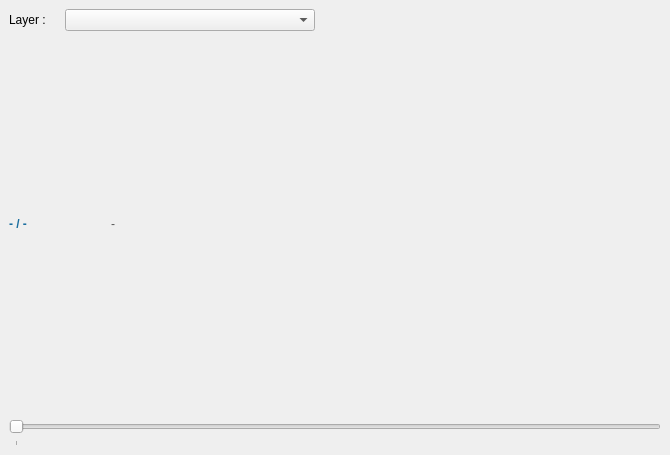
LeoLetellier/PyGdalSAR_Viewer, file ui/pygdalsar_viewer_cube.ui: the form before one commit.
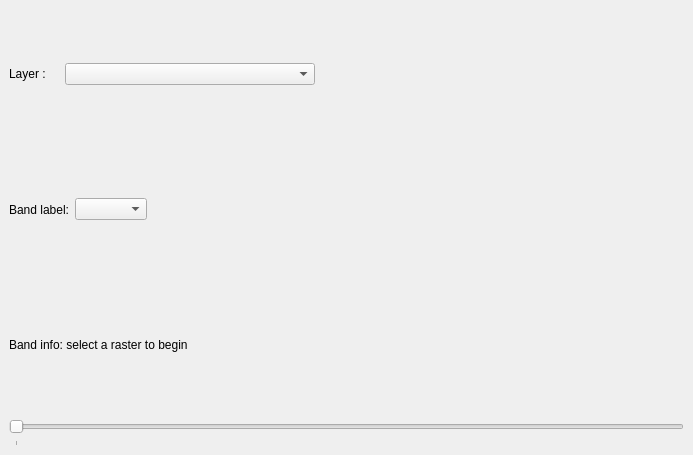
The form after the commit. Custom widgets are drawn as their Qt base class.

Commit message: Feat slight changes to cube view

Diff of the .ui file:
```diff
--- a/ui/pygdalsar_viewer_cube.ui
+++ b/ui/pygdalsar_viewer_cube.ui
@@ -6,7 +6,7 @@
    <rect>
     <x>0</x>
     <y>0</y>
-    <width>670</width>
+    <width>693</width>
     <height>455</height>
    </rect>
   </property>
@@ -15,10 +15,19 @@
   </property>
   <widget class="QWidget" name="rootLayout">
    <layout class="QGridLayout" name="gridLayout">
+    <property name="sizeConstraint">
+     <enum>QLayout::SetMinimumSize</enum>
+    </property>
     <item row="1" column="0">
      <layout class="QVBoxLayout" name="mainLayout">
+      <property name="sizeConstraint">
+       <enum>QLayout::SetDefaultConstraint</enum>
+      </property>
       <item>
        <layout class="QHBoxLayout" name="layerLayout_2">
+        <property name="sizeConstraint">
+         <enum>QLayout::SetDefaultConstraint</enum>
+        </property>
         <item>
          <widget class="QLabel" name="layerLabel">
           <property name="minimumSize">
@@ -58,8 +67,14 @@
             <height>16777215</height>
            </size>
           </property>
+          <property name="toolTip">
+           <string>Select the raster layer</string>
+          </property>
          </widget>
         </item>
+        <item>
+         <layout class="QVBoxLayout" name="verticalLayout"/>
+        </item>
         <item>
          <spacer name="horizontalSpacer">
           <property name="orientation">
@@ -79,44 +94,66 @@
        </layout>
       </item>
       <item>
-       <layout class="QHBoxLayout" name="bandLayout">
+       <layout class="QHBoxLayout" name="horizontalLayout_3">
         <item>
-         <widget class="QLabel" name="bandValueLabel">
-          <property name="minimumSize">
-           <size>
-            <width>50</width>
-            <height>0</height>
-           </size>
-          </property>
-          <property name="styleSheet">
-           <string notr="true">font-weight: bold; color: #1a6e9f;</string>
-          </property>
-          <property name="text">
-           <string>- / -</string>
+         <layout class="QHBoxLayout" name="horizontalLayout_4">
+          <item>
+           <widget class="QLabel" name="label">
+            <property name="text">
+             <string>Band label:</string>
+            </property>
+           </widget>
+          </item>
+          <item>
+           <widget class="QComboBox" name="band_label_mode">
+            <property name="toolTip">
+             <string>Select how to name the bands</string>
+            </property>
+           </widget>
+          </item>
+          <item>
+           <widget class="QgsFileWidget" name="filewidget_date">
+            <property name="enabled">
+             <bool>false</bool>
           </property>
          </widget>
         </item>
         <item>
-         <widget class="QLabel" name="dateValueLabel">
-          <property name="minimumSize">
+           <spacer name="horizontalSpacer_3">
+            <property name="orientation">
+             <enum>Qt::Horizontal</enum>
+            </property>
+            <property name="sizeHint" stdset="0">
            <size>
-            <width>50</width>
-            <height>0</height>
-           </size>
-          </property>
-          <property name="styleSheet">
-           <string notr="true">color: #555555;</string>
+              <width>40</width>
+              <height>20</height>
+             </size>
+            </property>
+           </spacer>
+          </item>
+         </layout>
+        </item>
+       </layout>
+      </item>
+      <item>
+       <layout class="QHBoxLayout" name="horizontalLayout">
+        <item>
+         <layout class="QHBoxLayout" name="horizontalLayout_2">
+          <item>
+           <widget class="QLabel" name="band_info">
+            <property name="font">
+             <font>
+              <weight>50</weight>
+              <bold>false</bold>
+             </font>
           </property>
           <property name="text">
-           <string>-</string>
-          </property>
-          <property name="alignment">
-           <set>Qt::AlignRight|Qt::AlignTrailing|Qt::AlignVCenter</set>
-          </property>
+             <string>Band info: select a raster to begin</string>
+            </property>
          </widget>
         </item>
         <item>
-         <spacer name="bandSpacer">
+           <spacer name="horizontalSpacer_2">
           <property name="orientation">
            <enum>Qt::Horizontal</enum>
           </property>
@@ -127,6 +164,8 @@
            </size>
           </property>
          </spacer>
+          </item>
+         </layout>
         </item>
        </layout>
       </item>
@@ -138,8 +177,11 @@
           <height>30</height>
          </size>
         </property>
+        <property name="minimum">
+         <number>1</number>
+        </property>
         <property name="maximum">
-         <number>0</number>
+         <number>1</number>
         </property>
         <property name="pageStep">
          <number>1</number>
@@ -164,6 +206,11 @@
   </widget>
  </widget>
  <customwidgets>
+  <customwidget>
+   <class>QgsFileWidget</class>
+   <extends>QWidget</extends>
+   <header>qgsfilewidget.h</header>
+  </customwidget>
   <customwidget>
    <class>QgsMapLayerComboBox</class>
    <extends>QComboBox</extends>
```
Lines whose indentation alone changed are shown as unchanged. The commit also changes 6 other files.
